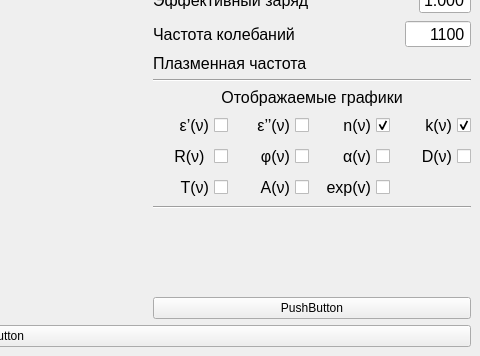
Above: Ui.ui from IDAnton/Drude-Lorentz before the change; both pictures show x 494 to 974 and y 303 to 659 of the 974 by 659 pixel window. Below: the same form after it.
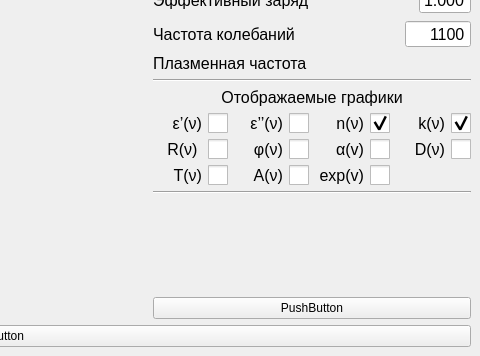
That is the form after the change. Custom widgets are drawn as their Qt base class.

```diff
--- a/Ui.ui
+++ b/Ui.ui
@@ -726,6 +726,12 @@
                 <property name="layoutDirection">
                  <enum>Qt::RightToLeft</enum>
                 </property>
+                <property name="styleSheet">
+                 <string notr="true">QCheckBox::indicator {
+     width: 20px;
+     height: 20px;
+}</string>
+                </property>
                 <property name="text">
                  <string>ε’(ν)</string>
                 </property>
@@ -742,6 +748,12 @@
                   <pointsize>12</pointsize>
                  </font>
                 </property>
+                <property name="styleSheet">
+                 <string notr="true">QCheckBox::indicator {
+     width: 20px;
+     height: 20px;
+}</string>
+                </property>
                 <property name="text">
                  <string>ε’’(ν)</string>
                 </property>
@@ -758,6 +770,12 @@
                   <pointsize>12</pointsize>
                  </font>
                 </property>
+                <property name="styleSheet">
+                 <string notr="true">QCheckBox::indicator {
+     width: 20px;
+     height: 20px;
+}</string>
+                </property>
                 <property name="text">
                  <string>n(ν)</string>
                 </property>
@@ -774,6 +792,12 @@
                   <pointsize>12</pointsize>
                  </font>
                 </property>
+                <property name="styleSheet">
+                 <string notr="true">QCheckBox::indicator {
+     width: 20px;
+     height: 20px;
+}</string>
+                </property>
                 <property name="text">
                  <string>k(ν)</string>
                 </property>
@@ -790,6 +814,12 @@
                   <pointsize>12</pointsize>
                  </font>
                 </property>
+                <property name="styleSheet">
+                 <string notr="true">QCheckBox::indicator {
+     width: 20px;
+     height: 20px;
+}</string>
+                </property>
                 <property name="text">
                  <string>R(ν) </string>
                 </property>
@@ -806,6 +836,12 @@
                   <pointsize>12</pointsize>
                  </font>
                 </property>
+                <property name="styleSheet">
+                 <string notr="true">QCheckBox::indicator {
+     width: 20px;
+     height: 20px;
+}</string>
+                </property>
                 <property name="text">
                  <string>φ(ν)</string>
                 </property>
@@ -822,6 +858,12 @@
                   <pointsize>12</pointsize>
                  </font>
                 </property>
+                <property name="styleSheet">
+                 <string notr="true">QCheckBox::indicator {
+     width: 20px;
+     height: 20px;
+}</string>
+                </property>
                 <property name="text">
                  <string>α(v)</string>
                 </property>
@@ -838,6 +880,12 @@
                   <pointsize>12</pointsize>
                  </font>
                 </property>
+                <property name="styleSheet">
+                 <string notr="true">QCheckBox::indicator {
+     width: 20px;
+     height: 20px;
+}</string>
+                </property>
                 <property name="text">
                  <string>D(ν)</string>
                 </property>
@@ -857,6 +905,12 @@
                   <pointsize>12</pointsize>
                  </font>
                 </property>
+                <property name="styleSheet">
+                 <string notr="true">QCheckBox::indicator {
+     width: 20px;
+     height: 20px;
+}</string>
+                </property>
                 <property name="text">
                  <string>T(ν)</string>
                 </property>
@@ -873,6 +927,12 @@
                   <pointsize>12</pointsize>
                  </font>
                 </property>
+                <property name="styleSheet">
+                 <string notr="true">QCheckBox::indicator {
+     width: 20px;
+     height: 20px;
+}</string>
+                </property>
                 <property name="text">
                  <string>A(ν)</string>
                 </property>
@@ -889,6 +949,12 @@
                   <pointsize>12</pointsize>
                  </font>
                 </property>
+                <property name="styleSheet">
+                 <string notr="true">QCheckBox::indicator {
+     width: 20px;
+     height: 20px;
+}</string>
+                </property>
                 <property name="text">
                  <string>exp(v)</string>
                 </property>
```
